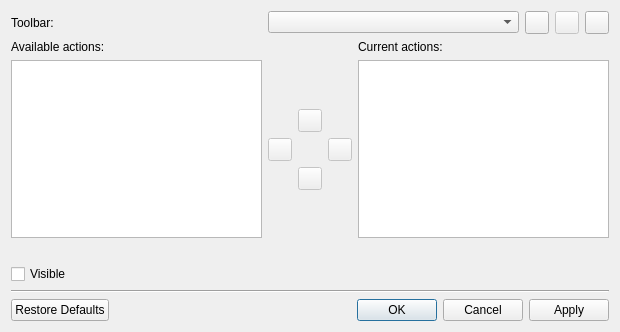
The window that src/ui/ToolBarEditorDialog.ui (Emdek/wz-map-editor) describes before a commit, drawn with Qt 5.
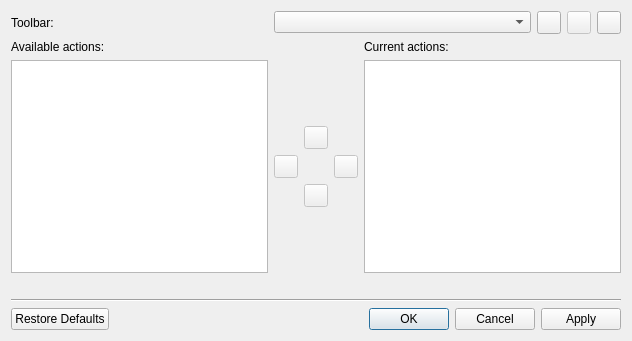
The same window after the commit. Icons and pictures are not drawn.

Commit message: BRemove visibility checkbox

Diff of the .ui file:
```diff
--- a/src/ui/ToolBarEditorDialog.ui
+++ b/src/ui/ToolBarEditorDialog.ui
@@ -6,8 +6,8 @@
    <rect>
     <x>0</x>
     <y>0</y>
-    <width>620</width>
-    <height>332</height>
+    <width>632</width>
+    <height>341</height>
    </rect>
   </property>
   <property name="windowTitle">
@@ -202,13 +202,6 @@
      </property>
     </widget>
    </item>
-   <item>
-    <widget class="QCheckBox" name="visibleCheckBox">
-     <property name="text">
-      <string>Visible</string>
-     </property>
-    </widget>
-   </item>
    <item>
     <widget class="Line" name="line">
      <property name="orientation">
```
Left out of the diff: 1 changed line with no effect on the pictures. The commit also changes 1 other file.
